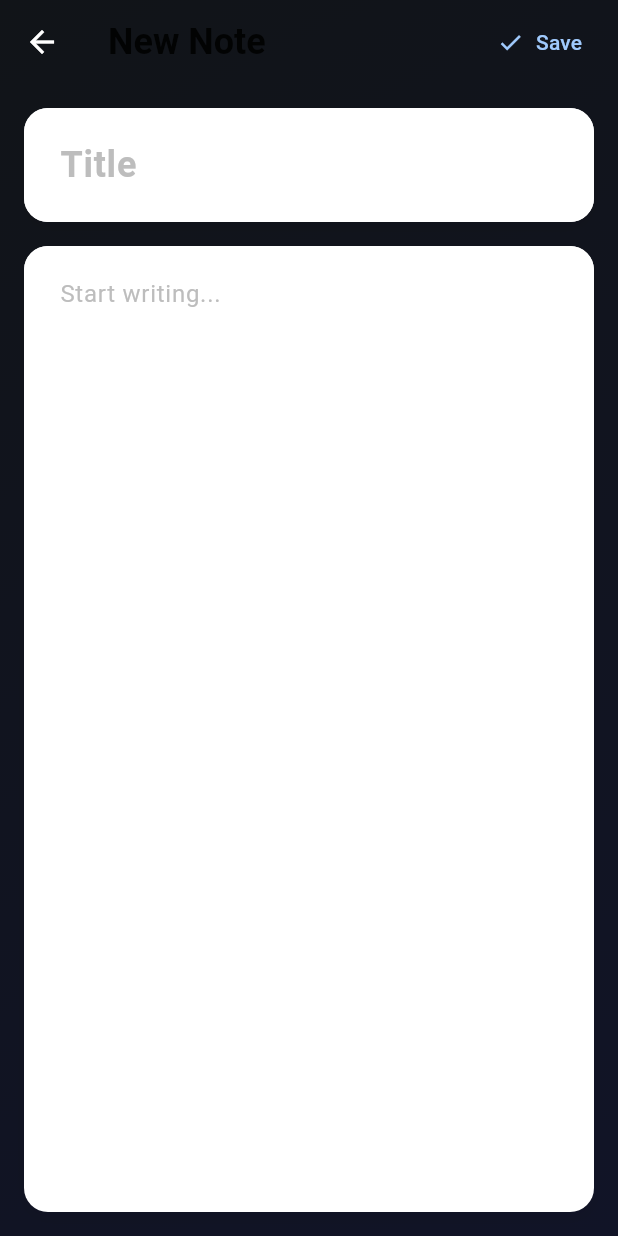
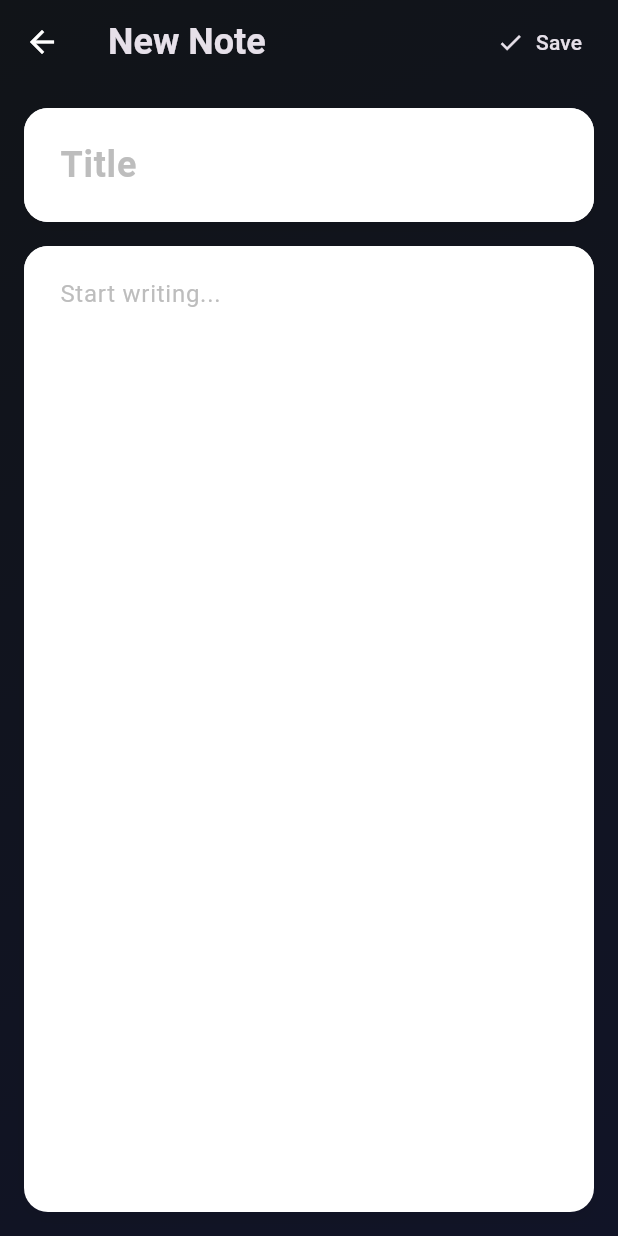
Before and after one commit to jbpranov2204/Notes_Application, a Flutter app: the screen it shows after launch, after a tap on the "light mode" icon, after a tap on the "add" icon, on a phone screen of 412 x 824 dp. Run offline on Flutter 3.47's test engine with Material 3 defaults, Android fonts, the phone set to English and light mode, and no system bars; our stand-ins replace get, google_fonts.

Commit message:
made changes

```diff
--- a/lib/main.dart
+++ b/lib/main.dart
@@ -4,15 +4,24 @@ import 'routes/app_routes.dart';
 import 'bindings/app_bindings.dart';
 
 void main() {
-  runApp(
-    GetMaterialApp(
+  runApp(const MyApp());
+}
+
+class MyApp extends StatelessWidget {
+  const MyApp({super.key});
+
+  @override
+  Widget build(BuildContext context) {
+    return GetMaterialApp(
       title: 'Notes App',
       debugShowCheckedModeBanner: false,
-      theme: ThemeData.light().copyWith(
+      theme: ThemeData(
+        useMaterial3: true,
         colorScheme: ColorScheme.fromSeed(seedColor: Colors.blue),
         appBarTheme: const AppBarTheme(foregroundColor: Colors.black87),
       ),
       darkTheme: ThemeData.dark().copyWith(
+        useMaterial3: true,
         colorScheme: ColorScheme.fromSeed(
           seedColor: Colors.blue,
           brightness: Brightness.dark,
@@ -29,10 +38,10 @@ void main() {
         ),
         scaffoldBackgroundColor: Colors.grey[900],
       ),
-      themeMode: ThemeMode.system,
+      themeMode: ThemeMode.light, // This forces light mode
       initialBinding: AppBindings(),
       getPages: AppRoutes.routes,
       initialRoute: '/',
-    ),
-  );
+    );
+  }
 }
--- a/lib/screens/home_screen.dart
+++ b/lib/screens/home_screen.dart
@@ -227,7 +227,7 @@ class HomeScreen extends GetView<NotesController> {
       child: Container(
         margin: const EdgeInsets.symmetric(horizontal: 16, vertical: 8),
         decoration: BoxDecoration(
-          color: Colors.white,
+          color: const Color(0xFFFFFFFF),
           borderRadius: BorderRadius.circular(16),
           boxShadow: [
             BoxShadow(
@@ -238,10 +238,15 @@ class HomeScreen extends GetView<NotesController> {
           ],
         ),
         child: Material(
-          color: Colors.transparent,
+          color: const Color(0xFFFFFFFF),
+          borderRadius: BorderRadius.circular(16),
           child: InkWell(
             onTap: () => Get.toNamed('/note/${note.id}'),
             borderRadius: BorderRadius.circular(16),
+            splashColor: Colors.black,
+            highlightColor: Colors.black,
+            child: Theme(
+              data: ThemeData.light(), // Force light theme for note content
               child: Padding(
                 padding: const EdgeInsets.all(16),
                 child: Column(
@@ -260,7 +265,10 @@ class HomeScreen extends GetView<NotesController> {
                     const SizedBox(height: 8),
                     Text(
                       note.content,
-                    style: const TextStyle(fontSize: 16, color: Colors.black54),
+                      style: const TextStyle(
+                        fontSize: 16,
+                        color: Colors.black54,
+                      ),
                       maxLines: 2,
                       overflow: TextOverflow.ellipsis,
                     ),
@@ -273,23 +281,35 @@ class HomeScreen extends GetView<NotesController> {
                             Icon(
                               Icons.edit_calendar,
                               size: 14,
-                            color: Colors.grey[600],
+                              color: const Color(
+                                0xFF757575,
+                              ), // Fixed grey color
                             ),
                             const SizedBox(width: 4),
                             Text(
                               'Created: ${DateFormat('MMM dd, yyyy').format(note.createdAt)}',
-                            style: Theme.of(context).textTheme.labelSmall,
+                              style: const TextStyle(
+                                fontSize: 12,
+                                color: Color(0xFF757575), // Fixed grey color
+                              ),
                             ),
                           ],
                         ),
                         const SizedBox(height: 4),
                         Row(
                           children: [
-                          Icon(Icons.update, size: 14, color: Colors.grey[600]),
+                            Icon(
+                              Icons.update,
+                              size: 14,
+                              color: const Color(0xFF757575),
+                            ), // Fixed grey color
                             const SizedBox(width: 4),
                             Text(
                               'Updated: ${DateFormat('MMM dd, yyyy').format(note.updatedAt)}',
-                            style: Theme.of(context).textTheme.labelSmall,
+                              style: const TextStyle(
+                                fontSize: 12,
+                                color: Color(0xFF757575), // Fixed grey color
+                              ),
                             ),
                           ],
                         ),
@@ -301,6 +321,7 @@ class HomeScreen extends GetView<NotesController> {
             ),
           ),
         ),
+      ),
     );
   }
 }
--- a/lib/screens/note_screen.dart
+++ b/lib/screens/note_screen.dart
@@ -1,5 +1,6 @@
 import 'package:flutter/material.dart';
 import 'package:get/get.dart';
+import 'package:google_fonts/google_fonts.dart';
 import '../controllers/notes_controller.dart';
 import '../models/note.dart';
 
@@ -45,10 +46,10 @@ class NoteScreen extends GetView<NotesController> {
           elevation: 0,
           title: Text(
             isNewNote ? 'New Note' : 'Edit Note',
-            style: const TextStyle(
+            style: GoogleFonts.roboto(
               fontSize: 24,
               fontWeight: FontWeight.bold,
-              color: Colors.black87,
+              color: Theme.of(context).textTheme.titleLarge?.color,
             ),
           ),
           actions: [
@@ -66,10 +67,15 @@ class NoteScreen extends GetView<NotesController> {
                   Get.back();
                 }
               },
-              icon: const Icon(Icons.check),
-              label: const Text('Save'),
-              style: TextButton.styleFrom(
-                foregroundColor: Theme.of(context).colorScheme.primary,
+              icon: Icon(
+                Icons.check,
+                color: Theme.of(context).textTheme.titleLarge?.color,
+              ),
+              label: Text(
+                'Save',
+                style: TextStyle(
+                  color: Theme.of(context).textTheme.titleLarge?.color,
+                ),
               ),
             ),
             const SizedBox(width: 8),
@@ -107,7 +113,7 @@ class NoteScreen extends GetView<NotesController> {
                         fillColor: Colors.white,
                         contentPadding: const EdgeInsets.all(20),
                       ),
-                      style: const TextStyle(
+                      style: GoogleFonts.roboto(
                         fontSize: 24,
                         fontWeight: FontWeight.bold,
                         color: Colors.black87,
@@ -147,7 +153,7 @@ class NoteScreen extends GetView<NotesController> {
                           fillColor: Colors.white,
                           contentPadding: const EdgeInsets.all(20),
                         ),
-                        style: const TextStyle(
+                        style: GoogleFonts.roboto(
                           fontSize: 16,
                           color: Colors.black87,
                           height: 1.5,
--- a/pubspec.yaml
+++ b/pubspec.yaml
@@ -37,6 +37,7 @@ dependencies:
   get: ^4.7.2
   google_fonts: ^6.2.1
   intl: ^0.20.2
+  shared_preferences: ^2.2.2
 
 dev_dependencies:
   flutter_test:
```
Also changed, not shown: pubspec.lock, 1 other file. Lines whose indentation alone changed are shown as unchanged.
